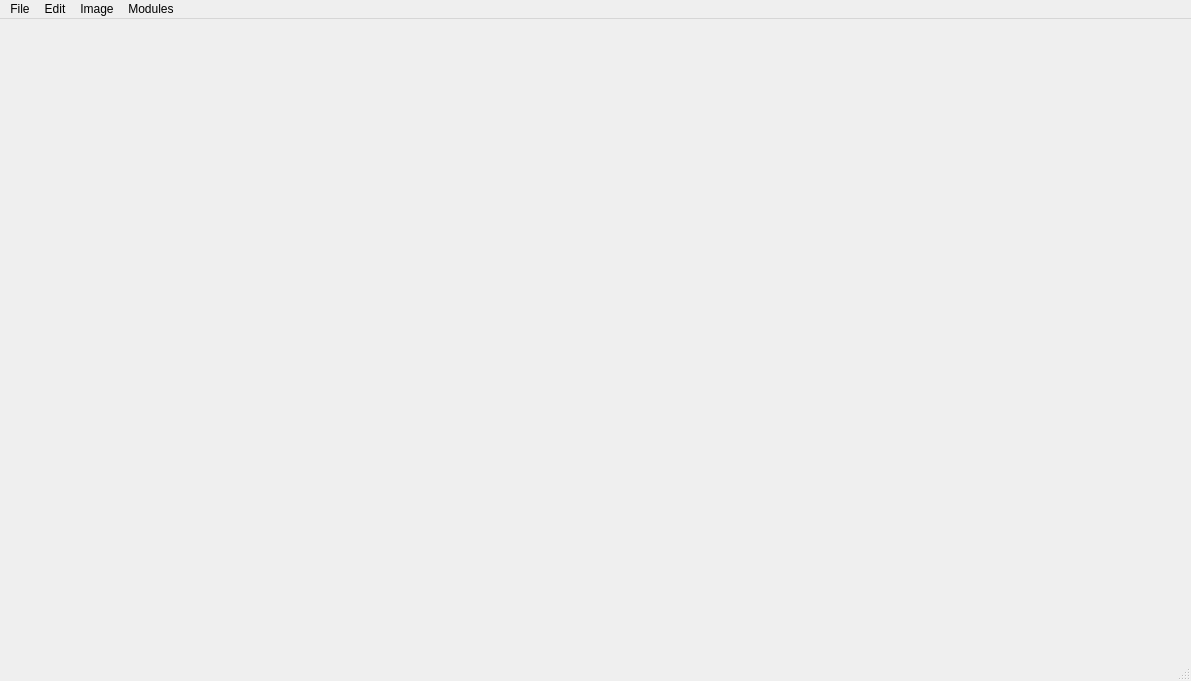
paulmthompson/WhiskerToolbox, file src/WhiskerToolbox/Main_Window/mainwindow.ui: the form before one commit.
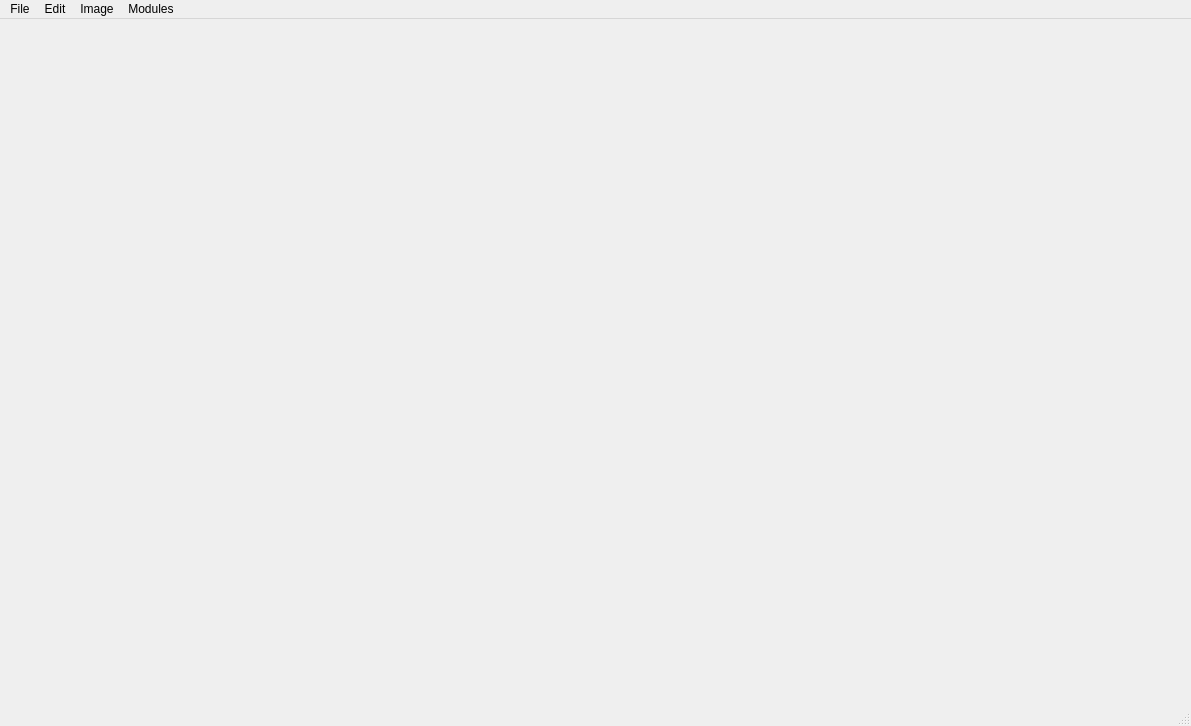
The form after the commit. Custom widgets are drawn as their Qt base class.

Commit message: add buttons to side of media window

What changed in the file:
```diff
--- a/src/WhiskerToolbox/Main_Window/mainwindow.ui
+++ b/src/WhiskerToolbox/Main_Window/mainwindow.ui
@@ -7,7 +7,7 @@
     <x>0</x>
     <y>0</y>
     <width>1191</width>
-    <height>681</height>
+    <height>726</height>
    </rect>
   </property>
   <property name="focusPolicy">
```
The commit also changes 2 other files.
